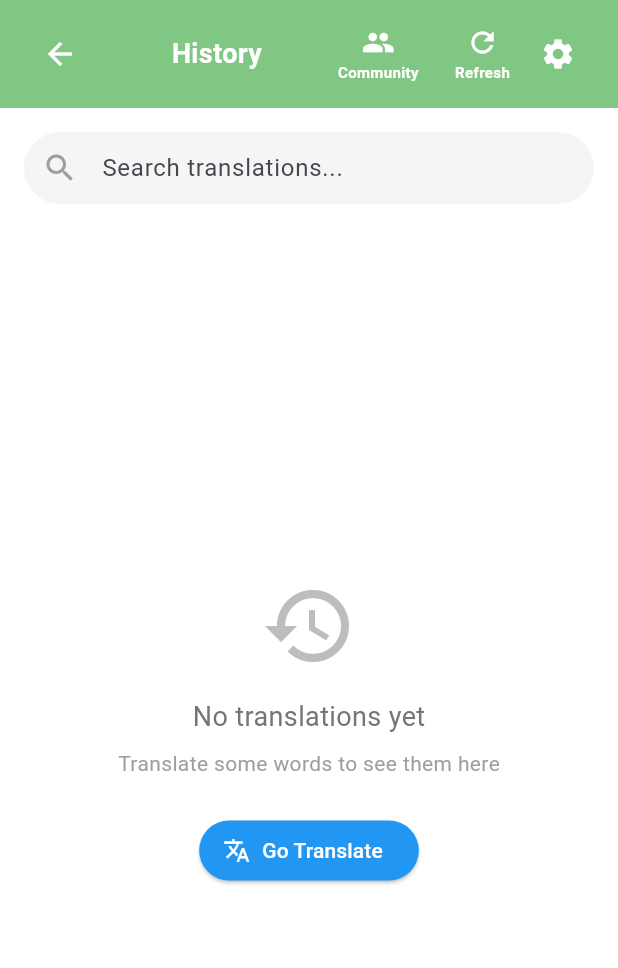
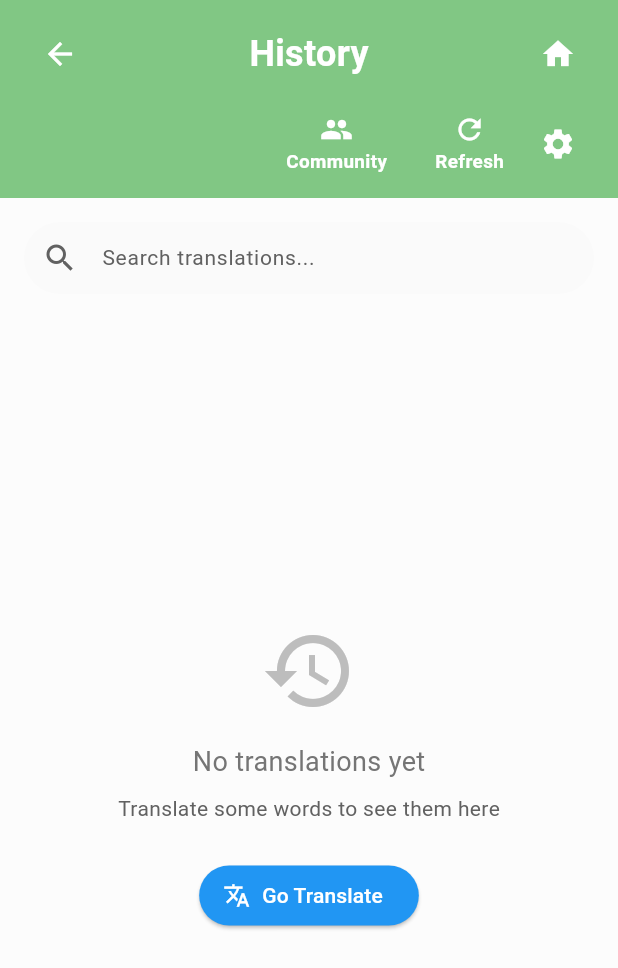
Before and after one commit to suwilanjichanda3/ZamLearnIT1, a Flutter app: the HistoryPage screen opened directly, on a phone screen of 412 x 824 dp. Shown: the top 968 px of the screen. Run offline on Flutter 3.47's test engine with Material 3 defaults, Android fonts, the phone set to English and light mode, and no system bars; our stand-ins replace cloud_firestore, firebase_core, flutter_tts, shared_preferences; accounts and stored records are empty.

Commit message:
Update TranslateScreen UI: Move forward arrow to top right, improve layout

```diff
--- a/zam_learn_it/lib/screens/history_page.dart
+++ b/zam_learn_it/lib/screens/history_page.dart
@@ -4,7 +4,6 @@ import 'translate_screen.dart';
 import '../services/firestore_service.dart';
 
 class HistoryPage extends StatefulWidget {
-
   const HistoryPage({super.key});
 
   @override
@@ -24,9 +23,10 @@ class _HistoryPageState extends State<HistoryPage> {
   // Settings state
   bool _isDarkMode = false;
   double _brightness = 0.4;
+  double _fontSize = 14.0;
 
-  final Color _lightGreen = const Color(0xFF81C784);  // Light Green
-  final Color _darkGreen = const Color(0xFF388E3C);   // Dark Green for accents
+  final Color _lightGreen = const Color(0xFF81C784);
+  final Color _darkGreen = const Color(0xFF388E3C);
 
   @override
   void initState() {
@@ -80,7 +80,7 @@ class _HistoryPageState extends State<HistoryPage> {
                             _isDarkMode = value;
                           });
                         },
-                        activeThumbColor: Colors.green,
+                        activeColor: Colors.green,
                       ),
                     ),
                     const Icon(Icons.dark_mode, size: 20),
@@ -120,6 +120,42 @@ class _HistoryPageState extends State<HistoryPage> {
                 Center(
                   child: Text(
                     'Brightness: ${((_brightness - 0.2) / 0.6 * 100).toInt()}%',
+                    style: const TextStyle(fontSize: 12, color: Colors.grey),
+                  ),
+                ),
+                const SizedBox(height: 24),
+                const Text(
+                  'Font Size',
+                  style: TextStyle(fontWeight: FontWeight.bold, fontSize: 14),
+                ),
+                const SizedBox(height: 8),
+                Row(
+                  children: [
+                    const Icon(Icons.text_fields, size: 20),
+                    Expanded(
+                      child: Slider(
+                        value: _fontSize,
+                        min: 12.0,
+                        max: 22.0,
+                        divisions: 10,
+                        onChanged: (value) {
+                          setDialogState(() {
+                            _fontSize = value;
+                          });
+                          setState(() {
+                            _fontSize = value;
+                          });
+                        },
+                        activeColor: Colors.green,
+                      ),
+                    ),
+                    const Icon(Icons.format_size, size: 20),
+                  ],
+                ),
+                const SizedBox(height: 8),
+                Center(
+                  child: Text(
+                    'Text size: ${_fontSize.toStringAsFixed(0)}',
                     style: const TextStyle(fontSize: 12, color: Colors.grey),
                   ),
                 ),
@@ -224,10 +260,14 @@ class _HistoryPageState extends State<HistoryPage> {
   }
 
   void _showLearnedTranslations() {
+    final modalCardColor = _isDarkMode ? Colors.grey[850]! : Colors.white;
+    final modalTextColor = _isDarkMode ? Colors.white : Colors.black87;
+    final modalLabelFontSize = (_fontSize * 0.9).clamp(11.0, 18.0);
+
     showModalBottomSheet(
       context: context,
       isScrollControlled: true,
-      backgroundColor: Colors.white,
+      backgroundColor: Colors.transparent,
       shape: const RoundedRectangleBorder(
         borderRadius: BorderRadius.vertical(top: Radius.circular(20)),
       ),
@@ -240,13 +280,18 @@ class _HistoryPageState extends State<HistoryPage> {
               maxChildSize: 0.95,
               expand: false,
               builder: (context, scrollController) {
-                return Column(
+                return Container(
+                  decoration: const BoxDecoration(
+                    color: Colors.white,
+                    borderRadius: BorderRadius.vertical(top: Radius.circular(20)),
+                  ),
+                  child: Column(
                     children: [
                       Container(
                         padding: const EdgeInsets.all(16),
-                      decoration: BoxDecoration(
+                        decoration: const BoxDecoration(
                           color: Colors.teal,
-                        borderRadius: const BorderRadius.vertical(top: Radius.circular(20)),
+                          borderRadius: BorderRadius.vertical(top: Radius.circular(20)),
                         ),
                         child: Row(
                           mainAxisAlignment: MainAxisAlignment.spaceBetween,
@@ -255,6 +300,8 @@ class _HistoryPageState extends State<HistoryPage> {
                               'Community Translations',
                               style: TextStyle(fontSize: 18, fontWeight: FontWeight.bold, color: Colors.white),
                             ),
+                            Row(
+                              children: [
                                 IconButton(
                                   icon: const Icon(Icons.refresh, color: Colors.white),
                                   onPressed: () async {
@@ -266,6 +313,8 @@ class _HistoryPageState extends State<HistoryPage> {
                                 IconButton(
                                   icon: const Icon(Icons.close, color: Colors.white),
                                   onPressed: () => Navigator.pop(context),
+                                ),
+                              ],
                             ),
                           ],
                         ),
@@ -308,6 +357,7 @@ class _HistoryPageState extends State<HistoryPage> {
                                     itemBuilder: (context, index) {
                                       final item = _learnedTranslations[index];
                                       return Card(
+                                        color: modalCardColor,
                                         margin: const EdgeInsets.all(8),
                                         elevation: 2,
                                         shape: RoundedRectangleBorder(
@@ -326,9 +376,10 @@ class _HistoryPageState extends State<HistoryPage> {
                                             item['original'] ?? 'Unknown',
                                             maxLines: 1,
                                             overflow: TextOverflow.ellipsis,
-                                          style: const TextStyle(
+                                            style: TextStyle(
                                               fontWeight: FontWeight.bold,
-                                            fontSize: 14,
+                                              fontSize: _fontSize,
+                                              color: modalTextColor,
                                             ),
                                           ),
                                           subtitle: Column(
@@ -337,7 +388,7 @@ class _HistoryPageState extends State<HistoryPage> {
                                               const SizedBox(height: 4),
                                               Text(
                                                 item['suggested'] ?? '',
-                                              style: const TextStyle(fontSize: 13, color: Colors.teal),
+                                                style: TextStyle(fontSize: _fontSize, color: Colors.teal),
                                               ),
                                               const SizedBox(height: 4),
                                               Wrap(
@@ -357,7 +408,7 @@ class _HistoryPageState extends State<HistoryPage> {
                                                         const SizedBox(width: 4),
                                                         Text(
                                                           'Confidence: ${item['confidence'] ?? 0}',
-                                                        style: const TextStyle(fontSize: 10, color: Colors.teal),
+                                                          style: TextStyle(fontSize: modalLabelFontSize * 0.9, color: Colors.teal),
                                                         ),
                                                       ],
                                                     ),
@@ -375,7 +426,7 @@ class _HistoryPageState extends State<HistoryPage> {
                                                         const SizedBox(width: 4),
                                                         Text(
                                                           'Used: ${item['times_suggested'] ?? 0} times',
-                                                        style: const TextStyle(fontSize: 10, color: Colors.blue),
+                                                          style: TextStyle(fontSize: modalLabelFontSize * 0.9, color: Colors.blue),
                                                         ),
                                                       ],
                                                     ),
@@ -402,6 +453,7 @@ class _HistoryPageState extends State<HistoryPage> {
                                   ),
                       ),
                     ],
+                  ),
                 );
               },
             );
@@ -423,68 +475,118 @@ class _HistoryPageState extends State<HistoryPage> {
 
   @override
   Widget build(BuildContext context) {
-    // Keep history page background white (no grey/black tint overlay).
-    final overlayColor = Colors.transparent;
-
+    final brightnessFactor = ((_brightness - 0.2) / 0.6).clamp(0.0, 1.0);
+    final backgroundColor = _isDarkMode
+        ? Color.lerp(Colors.black, Colors.grey[850]!, brightnessFactor)!
+        : Color.lerp(Colors.white, Colors.grey[100]!, brightnessFactor)!;
+    final surfaceColor = _isDarkMode ? Colors.grey[900]! : Colors.grey.shade50;
+    final cardColor = _isDarkMode ? Colors.grey[850]! : Colors.white;
+    final textColor = _isDarkMode ? Colors.white : Colors.black87;
+    final secondaryTextColor = _isDarkMode ? Colors.grey[300]! : Colors.grey.shade700;
+    final labelFontSize = (_fontSize * 0.9).clamp(11.0, 18.0);
 
     return Scaffold(
-      backgroundColor: Colors.white,
-      body: Stack(
-        children: [
-          Container(color: overlayColor),
-          SafeArea(
+      backgroundColor: backgroundColor,
+      body: SafeArea(
         child: Column(
           children: [
-                // TOP BAR with Settings - Light Green background, centered title
+            // TOP BAR with title ABOVE buttons
             Container(
               padding: const EdgeInsets.symmetric(horizontal: 16, vertical: 12),
               color: _lightGreen,
-                  child: Row(
-                    mainAxisAlignment: MainAxisAlignment.center,
+              child: Column(
                 children: [
-                      // Back to Translate
+                  // Title row with back button
+                  Row(
+                    children: [
                       IconButton(
                         icon: const Icon(Icons.arrow_back, color: Colors.white, size: 24),
                         onPressed: () {
-                          Navigator.push(
+                          Navigator.pushReplacement(
                             context,
                             MaterialPageRoute(builder: (_) => const TranslateScreen()),
                           );
                         },
                       ),
-                      Expanded(
+                      const Expanded(
                         child: Center(
-
-                          child: const Text(
+                          child: Text(
                             "History",
                             style: TextStyle(
-                              fontSize: 18,
+                              fontSize: 24,
                               fontWeight: FontWeight.bold,
                               color: Colors.white,
                             ),
                           ),
                         ),
                       ),
+                      IconButton(
+                        icon: const Icon(Icons.home, color: Colors.white, size: 24),
+                        onPressed: () {
+                          Navigator.pushReplacement(
+                            context,
+                            MaterialPageRoute(builder: (_) => const TranslateScreen()),
+                          );
+                        },
+                      ),
+                    ],
+                  ),
+                  const SizedBox(height: 12),
+                  // Action buttons row
                   Row(
+                    mainAxisAlignment: MainAxisAlignment.end,
+                    children: [
+                      GestureDetector(
+                        onTap: _showLearnedTranslations,
+                        child: Column(
                           mainAxisSize: MainAxisSize.min,
                           children: [
-                          // Community Button
-                          GestureDetector(
-                            onTap: _showLearnedTranslations,
-                            child: const Column(
-                              mainAxisSize: MainAxisSize.min,
-                              children: [
-                                Icon(
-                                  Icons.group,
-                                  color: Colors.white,
-                                  size: 22,
-                                ),
-                                SizedBox(height: 2),
+                            const Icon(Icons.group, color: Colors.white, size: 22),
+                            const SizedBox(height: 2),
                             Text(
                               'Community',
                               style: TextStyle(
                                 color: Colors.white,
-                                    fontSize: 10,
+                                fontSize: labelFontSize,
+                                fontWeight: FontWeight.bold,
+                              ),
+                            ),
+                          ],
+                        ),
+                      ),
+                      const SizedBox(width: 16),
+                      if (_history.isNotEmpty)
+                        GestureDetector(
+                          onTap: _isDeleting ? null : _clearAllHistory,
+                          child: Column(
+                            mainAxisSize: MainAxisSize.min,
+                            children: [
+                              const Icon(Icons.delete_sweep, color: Colors.white, size: 22),
+                              const SizedBox(height: 2),
+                              Text(
+                                'Delete All',
+                                style: TextStyle(
+                                  color: Colors.white,
+                                  fontSize: labelFontSize,
+                                  fontWeight: FontWeight.bold,
+                                ),
+                              ),
+                            ],
+                          ),
+                        ),
+                      const SizedBox(width: 16),
+                      GestureDetector(
+                        onTap: _isLoading ? null : _loadHistory,
+                        child: Column(
+                          mainAxisSize: MainAxisSize.min,
+                          children: [
+                            const Icon(Icons.refresh, color: Colors.white, size: 22),
+                            const SizedBox(height: 2),
+                            Text(
+                              'Refresh',
+                              style: TextStyle(
+                                color: Colors.white,
+                                fontSize: labelFontSize,
                                 fontWeight: FontWeight.bold,
                               ),
                             ),
@@ -492,56 +594,6 @@ class _HistoryPageState extends State<HistoryPage> {
                         ),
                       ),
                       const SizedBox(width: 12),
-                          // Delete All Button
-                          if (_history.isNotEmpty)
-                            GestureDetector(
-                              onTap: _isDeleting ? null : _clearAllHistory,
-                              child: const Column(
-                                mainAxisSize: MainAxisSize.min,
-                                children: [
-                                  Icon(
-                                    Icons.delete_sweep,
-                                    color: Colors.white,
-                                    size: 22,
-                                  ),
-                                  SizedBox(height: 2),
-                                  Text(
-                                    'Delete All',
-                                    style: TextStyle(
-                                      color: Colors.white,
-                                      fontSize: 10,
-                                      fontWeight: FontWeight.bold,
-                                    ),
-                                  ),
-                                ],
-                              ),
-                            ),
-                          const SizedBox(width: 12),
-                          // Refresh Button
-                          GestureDetector(
-                            onTap: _isLoading ? null : _loadHistory,
-                            child: const Column(
-                              mainAxisSize: MainAxisSize.min,
-                              children: [
-                                Icon(
-                                  Icons.refresh,
-                                  color: Colors.white,
-                                  size: 22,
-                                ),
-                                SizedBox(height: 2),
-                                Text(
-                                  'Refresh',
-                                  style: TextStyle(
-                                    color: Colors.white,
-                                    fontSize: 10,
-                                    fontWeight: FontWeight.bold,
-                                  ),
-                                ),
-                              ],
-                            ),
-                          ),
-                          const SizedBox(width: 8),
-                          // Settings Button
                       IconButton(
                         icon: const Icon(Icons.settings, color: Colors.white, size: 24),
                         onPressed: () => _showSettingsDialog(context),
@@ -557,12 +609,14 @@ class _HistoryPageState extends State<HistoryPage> {
               margin: const EdgeInsets.all(16),
               child: TextField(
                 controller: _searchController,
+                style: TextStyle(fontSize: _fontSize, color: textColor),
                 decoration: InputDecoration(
                   hintText: 'Search translations...',
-                      prefixIcon: const Icon(Icons.search, color: Colors.grey),
+                  hintStyle: TextStyle(color: secondaryTextColor),
+                  prefixIcon: Icon(Icons.search, color: secondaryTextColor),
                   suffixIcon: _searchController.text.isNotEmpty
                       ? IconButton(
-                              icon: const Icon(Icons.clear, color: Colors.grey),
+                          icon: Icon(Icons.clear, color: secondaryTextColor),
                           onPressed: () {
                             _searchController.clear();
                             _filterHistory();
@@ -574,7 +628,7 @@ class _HistoryPageState extends State<HistoryPage> {
                     borderSide: BorderSide.none,
                   ),
                   filled: true,
-                      fillColor: Colors.grey[100],
+                  fillColor: surfaceColor,
                   contentPadding: const EdgeInsets.symmetric(vertical: 0),
                 ),
               ),
@@ -587,12 +641,15 @@ class _HistoryPageState extends State<HistoryPage> {
           ],
         ),
       ),
-        ],
-      ),
     );
   }
 
   Widget _buildBody() {
+    final textColor = _isDarkMode ? Colors.white : Colors.black87;
+    final secondaryTextColor = _isDarkMode ? Colors.grey[300]! : Colors.grey.shade700;
+    final cardColor = _isDarkMode ? Colors.grey[850]! : Colors.white;
+    final fontSize = _fontSize;
+
     if (_isLoading) {
       return const Center(
         child: Column(
@@ -611,11 +668,11 @@ class _HistoryPageState extends State<HistoryPage> {
         child: Column(
           mainAxisAlignment: MainAxisAlignment.center,
           children: [
-            Icon(Icons.search_off, size: 64, color: Colors.grey[400]),
+            Icon(Icons.search_off, size: 64, color: secondaryTextColor),
             const SizedBox(height: 16),
             Text(
               'No results for "${_searchController.text}"',
-              style: TextStyle(fontSize: 16, color: Colors.grey[600]),
+              style: TextStyle(fontSize: fontSize, color: secondaryTextColor),
             ),
             const SizedBox(height: 8),
             TextButton(
@@ -644,7 +701,7 @@ class _HistoryPageState extends State<HistoryPage> {
             const SizedBox(height: 8),
             Text(
               'Translate some words to see them here',
-              style: TextStyle(fontSize: 14, color: Colors.grey[500]),
+              style: TextStyle(fontSize: fontSize, color: secondaryTextColor),
             ),
             const SizedBox(height: 24),
             ElevatedButton.icon(
@@ -671,6 +728,7 @@ class _HistoryPageState extends State<HistoryPage> {
           child: SizedBox(
             width: MediaQuery.of(context).size.width * 0.85,
             child: Card(
+              color: cardColor,
               margin: const EdgeInsets.only(bottom: 16),
               elevation: 2,
               shape: RoundedRectangleBorder(
@@ -692,7 +750,6 @@ class _HistoryPageState extends State<HistoryPage> {
                 child: Column(
                   crossAxisAlignment: CrossAxisAlignment.start,
                   children: [
-                    // ORIGINAL TEXT SECTION
                     Container(
                       padding: const EdgeInsets.all(12),
                       decoration: BoxDecoration(
@@ -712,7 +769,10 @@ class _HistoryPageState extends State<HistoryPage> {
                                 ),
                                 child: Text(
                                   'ORIGINAL',
-                                  style: TextStyle(fontSize: 12, color: isLearned ? Colors.teal : _darkGreen),
+                                  style: TextStyle(
+                                    fontSize: fontSize * 0.85,
+                                    color: isLearned ? Colors.teal : _darkGreen,
+                                  ),
                                 ),
                               ),
                             ],
@@ -720,13 +780,11 @@ class _HistoryPageState extends State<HistoryPage> {
                           const SizedBox(height: 8),
                           Text(
                             item['original'] ?? 'Unknown',
-                            style: const TextStyle(fontSize: 14),
+                            style: TextStyle(fontSize: fontSize, color: textColor),
                           ),
                         ],
                       ),
                     ),
-
-                    // TRANSLATED TEXT SECTION
                     Container(
                       padding: const EdgeInsets.all(12),
                       decoration: BoxDecoration(
@@ -747,7 +805,10 @@ class _HistoryPageState extends State<HistoryPage> {
                                 ),
                                 child: Text(
                                   'TRANSLATION (${item['language']?.toUpperCase() ?? 'UNKNOWN'})',
-                                  style: TextStyle(fontSize: 12, color: isLearned ? Colors.teal : _darkGreen),
+                                  style: TextStyle(
+                                    fontSize: fontSize * 0.85,
+                                    color: isLearned ? Colors.teal : _darkGreen,
+                                  ),
                                 ),
                               ),
                               IconButton(
@@ -767,19 +828,19 @@ class _HistoryPageState extends State<HistoryPage> {
                           Text(
                             item['translated'] ?? '',
                             style: TextStyle(
-                              fontSize: 14,
+                              fontSize: fontSize,
                               fontWeight: isLearned ? FontWeight.w600 : FontWeight.w500,
-                              color: isLearned ? Colors.teal.shade800 : Colors.black87,
+                              color: isLearned ? Colors.teal.shade800 : textColor,
                             ),
                           ),
                           const SizedBox(height: 8),
                           Row(
                             children: [
-                              Icon(Icons.access_time, size: 12, color: Colors.grey[500]),
+                              Icon(Icons.access_time, size: 12, color: secondaryTextColor),
                               const SizedBox(width: 4),
                               Text(
                                 _formatDate(item['timestamp']),
-                                style: TextStyle(fontSize: 10, color: Colors.grey[600]),
+                                style: TextStyle(fontSize: fontSize * 0.75, color: secondaryTextColor),
                               ),
                               if (isLearned) ...[
                                 const SizedBox(width: 12),
--- a/zam_learn_it/pubspec.yaml
+++ b/zam_learn_it/pubspec.yaml
@@ -17,7 +17,6 @@ dependencies:
   provider: ^6.1.2
   shared_preferences: ^2.2.2
   permission_handler: ^11.0.0
-  speech_to_text: ^7.0.0
   path_provider: ^2.1.0
   # NEW Firebase dependencies
   firebase_core: ^3.15.2
```
Also changed, not shown: zam_learn_it/pubspec.lock, 3 other files. Lines whose indentation alone changed are shown as unchanged.
